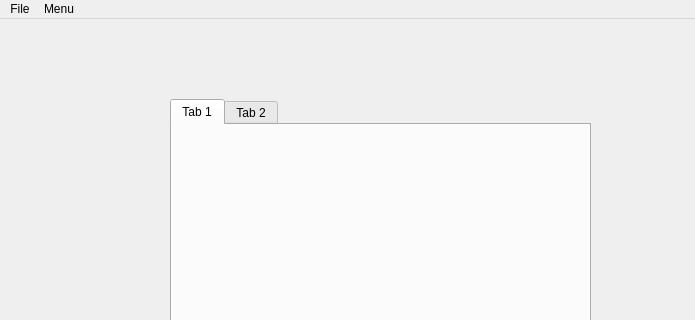
The window that paintProgram/mainwindow.ui (ElliotHarding/paintProgram) describes before a commit, drawn with Qt 5; both pictures show x 0 to 695 and y 0 to 320 of the 800 by 600 pixel window.
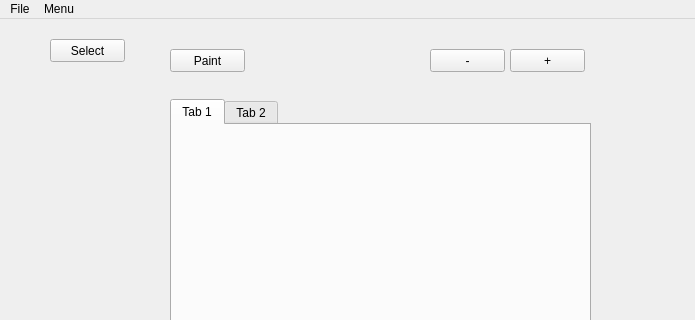
The same window after the commit.

Commit message: wip - selection tool kinda working

What changed in the file:
```diff
--- a/paintProgram/mainwindow.ui
+++ b/paintProgram/mainwindow.ui
@@ -34,6 +34,58 @@
      </attribute>
     </widget>
    </widget>
+   <widget class="QPushButton" name="btn_selectTool">
+    <property name="geometry">
+     <rect>
+      <x>50</x>
+      <y>20</y>
+      <width>75</width>
+      <height>23</height>
+     </rect>
+    </property>
+    <property name="text">
+     <string>Select</string>
+    </property>
+   </widget>
+   <widget class="QPushButton" name="btn_paintTool">
+    <property name="geometry">
+     <rect>
+      <x>170</x>
+      <y>30</y>
+      <width>75</width>
+      <height>23</height>
+     </rect>
+    </property>
+    <property name="text">
+     <string>Paint</string>
+    </property>
+   </widget>
+   <widget class="QPushButton" name="btn_addTab">
+    <property name="geometry">
+     <rect>
+      <x>510</x>
+      <y>30</y>
+      <width>75</width>
+      <height>23</height>
+     </rect>
+    </property>
+    <property name="text">
+     <string>+</string>
+    </property>
+   </widget>
+   <widget class="QPushButton" name="btn_removeTab">
+    <property name="geometry">
+     <rect>
+      <x>430</x>
+      <y>30</y>
+      <width>75</width>
+      <height>23</height>
+     </rect>
+    </property>
+    <property name="text">
+     <string>-</string>
+    </property>
+   </widget>
   </widget>
   <widget class="QMenuBar" name="menubar">
    <property name="geometry">
```
The commit also changes 4 other files.
